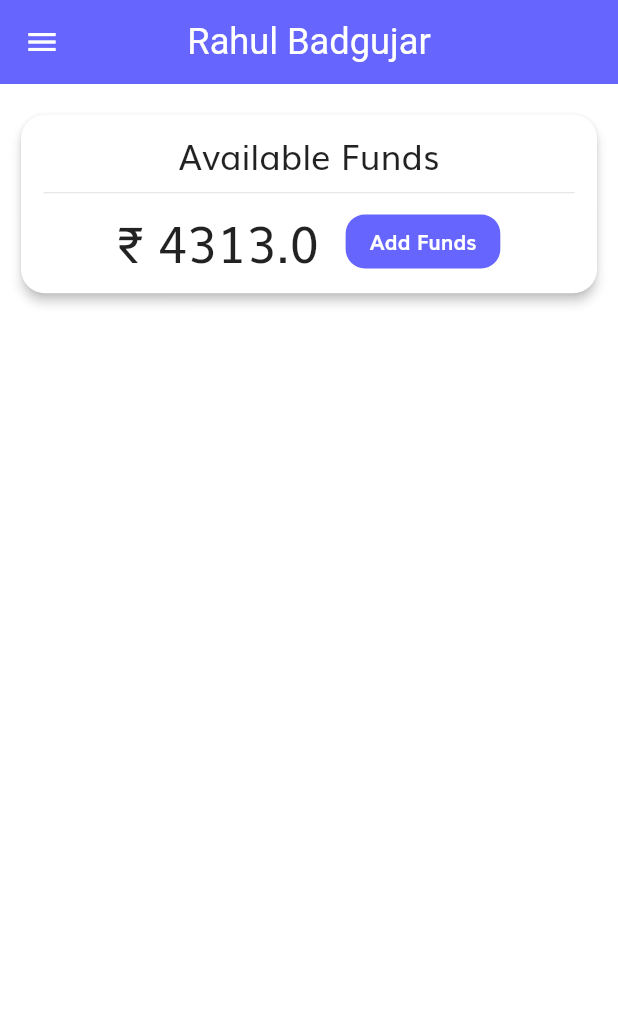
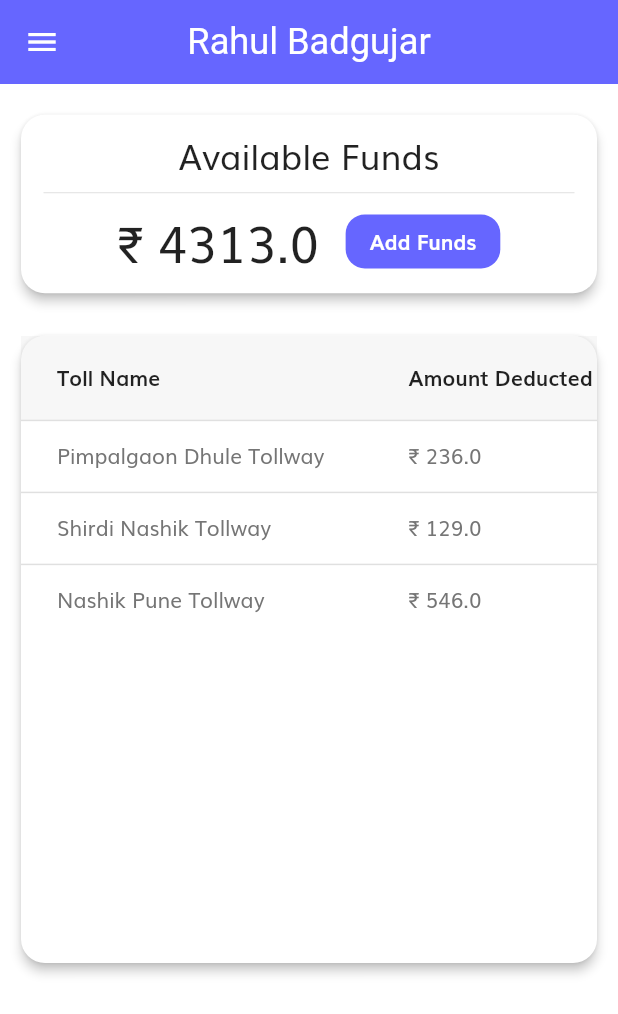
Before and after one commit to rahul-badgujar/app-automatic-toll-detection, a Flutter app: the UserDashboardPage screen opened directly, on a phone screen of 412 x 824 dp. Shown: the top 1014 px of the screen. Run offline on Flutter 3.47's test engine with Material 2 defaults, Android fonts, the phone set to English and light mode, and no system bars; our stand-ins replace flutter_svg.

Commit message:
added toll transactions list

```diff
--- /dev/null
+++ b/lib/model/toll_transaction.dart
@@ -0,0 +1,46 @@
+class TollTransaction {
+  final String tollName;
+  final double amountDeducted;
+  final DateTime timestamp;
+
+  TollTransaction({
+    required this.tollName,
+    required this.amountDeducted,
+    required this.timestamp,
+  });
+}
+
+final sampleTollTransactions = <TollTransaction>[
+  TollTransaction(
+    tollName: 'Pimpalgaon Dhule Tollway',
+    amountDeducted: 236.0,
+    timestamp: DateTime.now().subtract(
+      const Duration(
+        days: 5,
+        minutes: 34,
+      ),
+    ),
+  ),
+  TollTransaction(
+    tollName: 'Shirdi Nashik Tollway',
+    amountDeducted: 129.0,
+    timestamp: DateTime.now().subtract(
+      const Duration(
+        days: 10,
+        minutes: 17,
+        hours: 7,
+      ),
+    ),
+  ),
+  TollTransaction(
+    tollName: 'Nashik Pune Tollway',
+    amountDeducted: 546.0,
+    timestamp: DateTime.now().subtract(
+      const Duration(
+        days: 16,
+        minutes: 56,
+        hours: 2,
+      ),
+    ),
+  ),
+];
--- /dev/null
+++ b/lib/page/user_dashboard/component/toll_transactions_list_widget.dart
@@ -0,0 +1,61 @@
+import 'package:flutter/material.dart';
+
+import '../../../constants.dart';
+import '../../../model/toll_transaction.dart';
+import '../../../size_config.dart';
+
+class TollTransactionsListWidget extends StatelessWidget {
+  const TollTransactionsListWidget({
+    Key? key,
+    this.tollTransactions = const [],
+  }) : super(key: key);
+
+  final List<TollTransaction> tollTransactions;
+
+  @override
+  Widget build(BuildContext context) {
+    return ConstrainedBox(
+      constraints: BoxConstraints(
+        maxHeight: getProportionateScreenHeight(420),
+      ),
+      child: Card(
+        shape: const RoundedRectangleBorder(
+          borderRadius: BorderRadius.all(
+            Radius.circular(defalutRadius),
+          ),
+        ),
+        elevation: defaultElevation,
+        child: ListView(
+          children: [
+            SingleChildScrollView(
+              scrollDirection: Axis.horizontal,
+              child: DataTable(
+                  headingTextStyle: const TextStyle(
+                    color: Colors.black87,
+                    fontWeight: FontWeight.bold,
+                  ),
+                  headingRowColor:
+                      MaterialStateProperty.all(Colors.black.withOpacity(0.03)),
+                  columns: ["Toll Name", "Amount Deducted", "Timestamp"]
+                      .map((e) => DataColumn(label: Text(e)))
+                      .toList(),
+                  rows: tollTransactions.map((tollTransaction) {
+                    return DataRow(cells: [
+                      DataCell(
+                        Text(tollTransaction.tollName),
+                      ),
+                      DataCell(
+                        Text("₹ ${tollTransaction.amountDeducted}"),
+                      ),
+                      DataCell(
+                        Text(tollTransaction.timestamp.toIso8601String()),
+                      ),
+                    ]);
+                  }).toList()),
+            )
+          ],
+        ),
+      ),
+    );
+  }
+}
--- a/lib/page/user_dashboard/user_dashboard_page.dart
+++ b/lib/page/user_dashboard/user_dashboard_page.dart
@@ -1,10 +1,12 @@
 import 'package:automatic_toll_app/model/driver_user.dart';
+import 'package:automatic_toll_app/model/toll_transaction.dart';
 import 'package:automatic_toll_app/widget/default_button.dart';
 import 'package:flutter/material.dart';
 
 import '../../constants.dart';
 import '../../size_config.dart';
 import 'component/fund_details_widget.dart';
+import 'component/toll_transactions_list_widget.dart';
 
 class UserDashboardPage extends StatelessWidget {
   const UserDashboardPage({Key? key, required this.driverUser})
@@ -53,6 +55,9 @@ class UserDashboardPage extends StatelessWidget {
                 SizedBox(height: SizeConfig.screenHeight * 0.02),
                 FundDetailsWidget(driverUser: driverUser),
                 SizedBox(height: getProportionateScreenHeight(20)),
+                TollTransactionsListWidget(
+                  tollTransactions: sampleTollTransactions,
+                )
               ],
             ),
           ),
```
